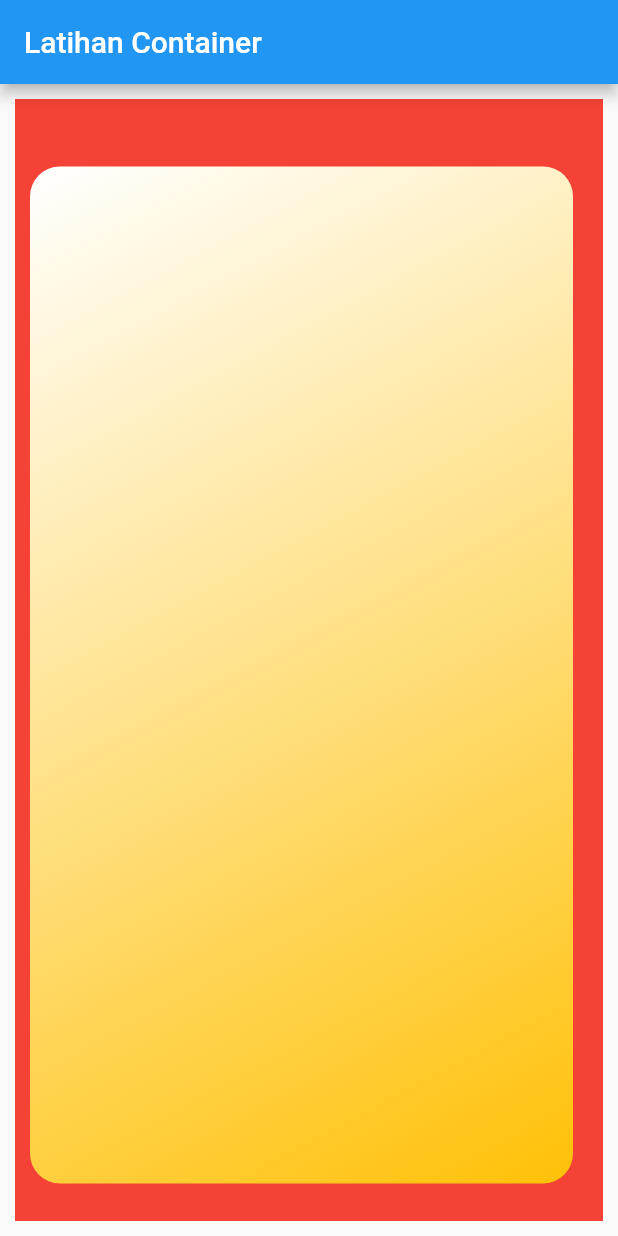
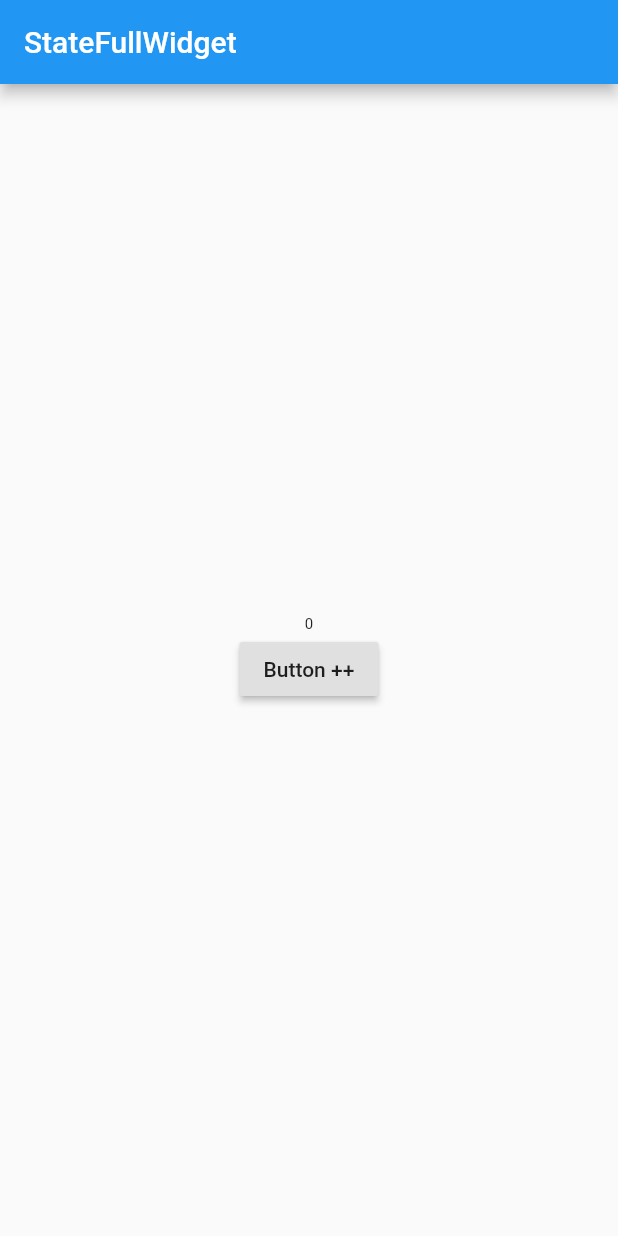
Before and after one commit to gzeinnumer/flutter_fundamental_yt, a Flutter app: the screen it shows after launch, on a phone screen of 412 x 824 dp. Run offline on Flutter 3.47's test engine with Material 2 defaults, Android fonts, the phone set to English and light mode, and no system bars.

Commit message:
Set State di StateFul Widget(Dinamis) dan StateLess(Statis)

```diff
--- a/lib/main.dart
+++ b/lib/main.dart
@@ -2,31 +2,45 @@ import 'package:flutter/material.dart';
 
 void main() => runApp(MyApp());
 
-class MyApp extends StatelessWidget {
+class MyApp extends StatefulWidget {
+  @override
+  _MyAppState createState() => _MyAppState();
+}
+
+class _MyAppState extends State<MyApp> {
+  int number = 0;
+
   @override
   Widget build(BuildContext context) {
     return MaterialApp(
       home: Scaffold(
         appBar: AppBar(
-          title: Text("Latihan Container"),
+          title: Text("StateFullWidget"),
         ),
-        body: Container(
-          padding: EdgeInsets.fromLTRB(10, 15, 20, 25),
-          color: Colors.red,
-          margin: EdgeInsets.all(10),
-          child: Container(
-            margin: EdgeInsets.only(top: 30),
-            decoration: BoxDecoration(
-              borderRadius: BorderRadius.circular(20),
-              gradient: LinearGradient(
-                begin: Alignment.topLeft,
-                end: Alignment.bottomRight,
-                colors: [Colors.white, Colors.amber],
+        body: Center(
+          child: Column(
+            mainAxisAlignment: MainAxisAlignment.center,
+            children: [
+              Text(
+                number.toString(),
+                style: TextStyle(
+                  fontSize: 10 + number.toDouble(),
+                ),
               ),
-            ),
+              RaisedButton(
+                child: Text("Button ++"),
+                onPressed: tekanTombol,
+              )
+            ],
           ),
         ),
       ),
     );
   }
+
+  void tekanTombol() {
+    setState(() {
+      number++;
+    });
+  }
 }
```
